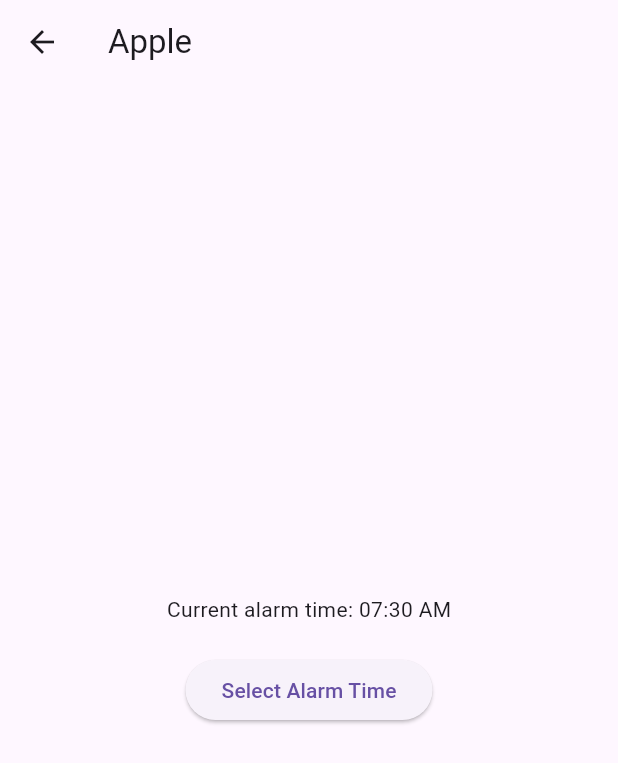
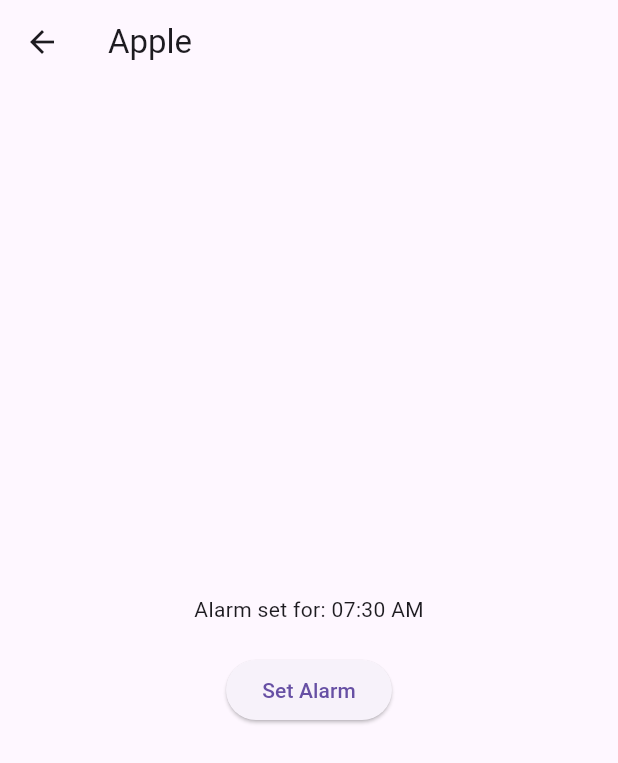
Before and after one commit to BitsJayMehta173/AlarmMizu, a Flutter app: the screen it shows after launch, after a tap on "Apple", on a phone screen of 412 x 824 dp. Shown: the top 763 px of the screen. Run offline on Flutter 3.47's test engine with Material 3 defaults, Android fonts, the phone set to English and light mode, and no system bars; our stand-ins replace audioplayers, flutter_local_notifications.

Commit message:
added background ring

```diff
--- a/lib/detail_page.dart
+++ b/lib/detail_page.dart
@@ -1,5 +1,4 @@
 import 'package:flutter/material.dart';
-import 'package:intl/intl.dart';
 
 class DetailPage extends StatefulWidget {
   final String item;
@@ -17,39 +16,50 @@
 }
 
 class _DetailPageState extends State<DetailPage> {
-  late String alarmTime;
+  TimeOfDay? _selectedTime;
+  String? _formattedTime;
 
   @override
   void initState() {
     super.initState();
-    alarmTime = widget.initialAlarmTime;
+    _selectedTime = _parseTimeOfDay(widget.initialAlarmTime);
+    _formattedTime = widget.initialAlarmTime;
   }
 
-  void _selectTime() async {
-    final TimeOfDay? selectedTime = await showTimePicker(
+  TimeOfDay _parseTimeOfDay(String timeString) {
+    final format = RegExp(r'(\d+):(\d+) (AM|PM)');
+    final match = format.firstMatch(timeString);
+    if (match != null) {
+      final hour = int.parse(match.group(1)!);
+      final minute = int.parse(match.group(2)!);
+      final period = match.group(3)!;
+      return TimeOfDay(
+        hour: period == 'AM' ? hour : (hour % 12) + 12,
+        minute: minute,
+      );
+    } else {
+      return TimeOfDay.now();
+    }
+  }
+
+  Future<void> _selectTime(BuildContext context) async {
+    final TimeOfDay? picked = await showTimePicker(
       context: context,
-      initialTime: TimeOfDay.fromDateTime(
-        DateFormat('hh:mm a').parse(alarmTime),
-      ),
+      initialTime: _selectedTime!,
     );
+    if (picked != null && picked != _selectedTime) {
+      setState(() {
+        _selectedTime = picked;
+        _formattedTime = _formatTimeOfDay(picked);
+        widget.onAlarmSet(widget.item, _formattedTime!);
+      });
+    }
+  }
 
-    if (selectedTime != null) {
-      final now = DateTime.now();
-      final selectedDateTime = DateTime(
-        now.year,
-        now.month,
-        now.day,
-        selectedTime.hour,
-        selectedTime.minute,
-      );
-      final formattedTime = DateFormat('hh:mm a').format(selectedDateTime);
-
-      setState(() {
-        alarmTime = formattedTime;
-      });
-
-      widget.onAlarmSet(widget.item, formattedTime);
-    }
+  String _formatTimeOfDay(TimeOfDay time) {
+    final hour = time.hourOfPeriod == 0 ? 12 : time.hourOfPeriod;
+    final period = time.period == DayPeriod.am ? 'AM' : 'PM';
+    return '${hour.toString().padLeft(2, '0')}:${time.minute.toString().padLeft(2, '0')} $period';
   }
 
   @override
@@ -62,11 +72,11 @@
         child: Column(
           mainAxisAlignment: MainAxisAlignment.center,
           children: <Widget>[
-            Text('Current alarm time: $alarmTime'),
+            Text('Alarm set for: $_formattedTime'),
             SizedBox(height: 20),
             ElevatedButton(
-              onPressed: _selectTime,
-              child: Text('Select Alarm Time'),
+              onPressed: () => _selectTime(context),
+              child: Text('Set Alarm'),
             ),
           ],
         ),
--- a/lib/main.dart
+++ b/lib/main.dart
@@ -1,5 +1,6 @@
 import 'dart:async';
 import 'package:flutter/material.dart';
+import 'package:flutter_local_notifications/flutter_local_notifications.dart';
 import 'package:audioplayers/audioplayers.dart';
 import 'package:intl/intl.dart';
 import 'detail_page.dart';
@@ -22,7 +23,7 @@
   _SearchPageState createState() => _SearchPageState();
 }
 
-class _SearchPageState extends State<SearchPage> {
+class _SearchPageState extends State<SearchPage> with WidgetsBindingObserver {
   String query = '';
   List<Map<String, String>> items = [
     {'name': 'Apple', 'alarm': '07:30 AM'},
@@ -40,18 +41,35 @@
   bool _isPlaying = false;
   DateTime? _lastCheckedTime;
   late Timer _alarmCheckTimer;
+  FlutterLocalNotificationsPlugin flutterLocalNotificationsPlugin =
+      FlutterLocalNotificationsPlugin();
+  bool _alarmTriggeredInBackground = false; // Track if the alarm was triggered
 
   @override
   void initState() {
     super.initState();
+    WidgetsBinding.instance.addObserver(this);
     filteredItems = items;
     _audioPlayer = AudioPlayer();
     _audioCache = AudioCache(prefix: 'assets/');
+
+    // Initialize the notification plugin
+    _initializeNotifications();
 
     // Populate the alarmTimes array
     alarmTimes = items.map((item) => item['alarm']!).toList();
 
     _startAlarmChecker();
+  }
+
+  Future<void> _initializeNotifications() async {
+    const AndroidInitializationSettings initializationSettingsAndroid =
+        AndroidInitializationSettings('@mipmap/ic_launcher');
+
+    const InitializationSettings initializationSettings =
+        InitializationSettings(android: initializationSettingsAndroid);
+
+    await flutterLocalNotificationsPlugin.initialize(initializationSettings);
   }
 
   void _startAlarmChecker() {
@@ -68,7 +86,8 @@
           print('Alarm matched!'); // Debug: Alarm time matched
           _currentAlarmItem = items.firstWhere((item) => item['alarm'] == currentTime);
           _playRingtone();
-          _showAlarmDialog(context);
+          _showAlarmNotification();
+          _alarmTriggeredInBackground = true;
         }
       }
     });
@@ -95,7 +114,31 @@
     }
   }
 
+  Future<void> _showAlarmNotification() async {
+    const AndroidNotificationDetails androidPlatformChannelSpecifics =
+        AndroidNotificationDetails(
+      'your_channel_id', // Channel ID
+      'your_channel_name', // Channel Name
+      channelDescription: 'your_channel_description', // Channel Description
+      importance: Importance.max,
+      priority: Priority.high,
+      ticker: 'ticker',
+    );
+
+    const NotificationDetails platformChannelSpecifics =
+        NotificationDetails(android: androidPlatformChannelSpecifics);
+
+    await flutterLocalNotificationsPlugin.show(
+      0,
+      'Alarm',
+      'Time to take action!',
+      platformChannelSpecifics,
+    );
+  }
+
   void _showAlarmDialog(BuildContext context) {
+    if (_currentAlarmItem == null) return; // Ensure there is an alarm to show
+
     showDialog(
       context: context,
       barrierDismissible: false,
@@ -122,6 +165,14 @@
         );
       },
     );
+  }
+
+  @override
+  void didChangeAppLifecycleState(AppLifecycleState state) {
+    if (state == AppLifecycleState.resumed && _alarmTriggeredInBackground) {
+      _alarmTriggeredInBackground = false;
+      _showAlarmDialog(context);
+    }
   }
 
   void updateSearch(String newQuery) {
@@ -253,7 +304,7 @@
               onPressed: () {
                 setState(() {
                   items.remove(item);
-                  filteredItems.remove(item);
+                  updateSearch(query);
                   alarmTimes = items.map((item) => item['alarm']!).toList(); // Update the alarmTimes array
                 });
                 Navigator.of(context).pop();
@@ -267,10 +318,9 @@
 
   @override
   void dispose() {
-    _alarmCheckTimer.cancel(); // Cancel the timer when the widget is disposed
-    if (_isPlaying) {
-      _audioPlayer.stop(); // Stop the ringtone if it's still playing
-    }
+    _audioPlayer.dispose();
+    _alarmCheckTimer.cancel();
+    WidgetsBinding.instance.removeObserver(this);
     super.dispose();
   }
 
@@ -278,53 +328,47 @@
   Widget build(BuildContext context) {
     return Scaffold(
       appBar: AppBar(
-        title: Container(
-          decoration: BoxDecoration(
-            color: Colors.white,
-            borderRadius: BorderRadius.circular(8.0),
-            border: Border.all(color: Colors.grey, width: 1.5),
+        title: Text('Search Page'),
       ),
+      body: Column(
+        children: <Widget>[
+          Padding(
+            padding: EdgeInsets.all(8.0),
             child: TextField(
-            onChanged: (value) => updateSearch(value),
-            style: TextStyle(color: Colors.black),
+              onChanged: updateSearch,
               decoration: InputDecoration(
-              hintText: 'Search...',
-              hintStyle: TextStyle(color: Colors.grey),
-              border: InputBorder.none,
-              contentPadding: EdgeInsets.symmetric(horizontal: 16.0),
+                labelText: 'Search',
+                suffixIcon: Icon(Icons.search),
               ),
             ),
           ),
-      ),
-      body: ListView.builder(
+          Expanded(
+            child: ListView.builder(
               itemCount: filteredItems.length,
               itemBuilder: (context, index) {
-          return ListTile(
-            title: Text(filteredItems[index]['name']!),
-            subtitle: filteredItems[index]['alarm']!.isNotEmpty
-                ? Text('Alarm set for: ${filteredItems[index]['alarm']}')
-                : null,
-            trailing: Row(
-              mainAxisSize: MainAxisSize.min,
-              children: [
-                IconButton(
-                  icon: Icon(Icons.edit),
-                  onPressed: () => _editItemName(filteredItems[index]),
+                final item = filteredItems[index];
+                return Card(
+                  child: ListTile(
+                    title: Text(item['name']!),
+                    subtitle: Text(item['alarm']!.isNotEmpty
+                        ? 'Alarm set for ${item['alarm']}'
+                        : 'No alarm set'),
+                    onTap: () => navigateToDetailPage(context, item['name']!),
+                    onLongPress: () => _editItemName(item),
+                    trailing: IconButton(
+                      icon: Icon(Icons.delete),
+                      onPressed: () => _deleteItem(item),
                     ),
-                IconButton(
-                  icon: Icon(Icons.delete),
-                  onPressed: () => _deleteItem(filteredItems[index]),
+                  ),
+                );
+              },
+            ),
           ),
         ],
-            ),
-            onTap: () => navigateToDetailPage(context, filteredItems[index]['name']!),
-          );
-        },
       ),
       floatingActionButton: FloatingActionButton(
         onPressed: onFabPressed,
         child: Icon(Icons.add),
-        backgroundColor: Colors.blue,
       ),
     );
   }
```
Also changed, not shown: 3 other files. Lines whose indentation alone changed are shown as unchanged.
